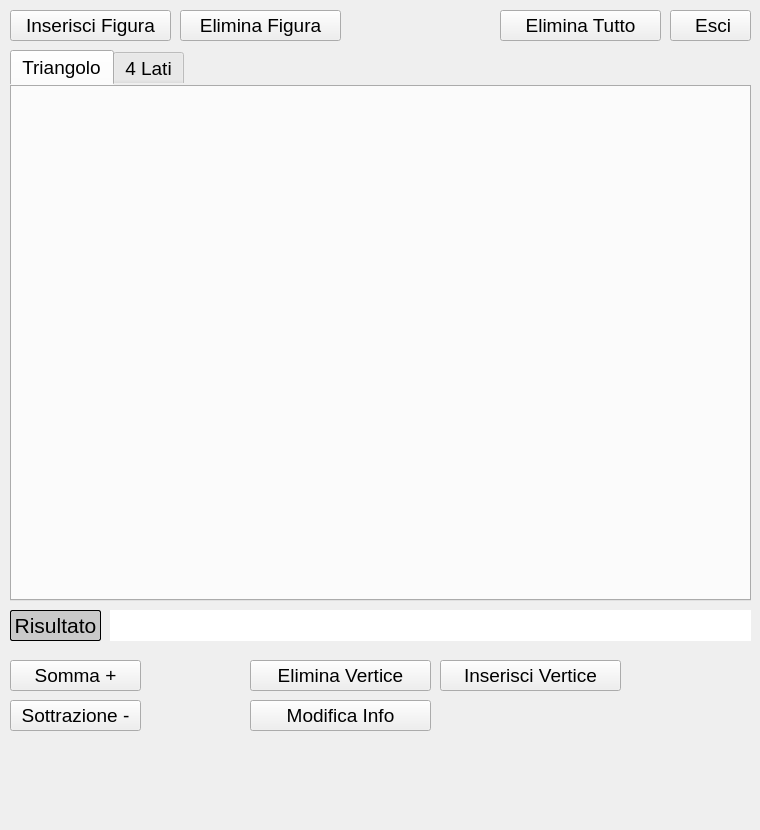
This is Calcolatrice_C++/View/calcolatrice.ui in fm95/Calcolatrice as Qt 5 draws it before an edit. The edited form follows.
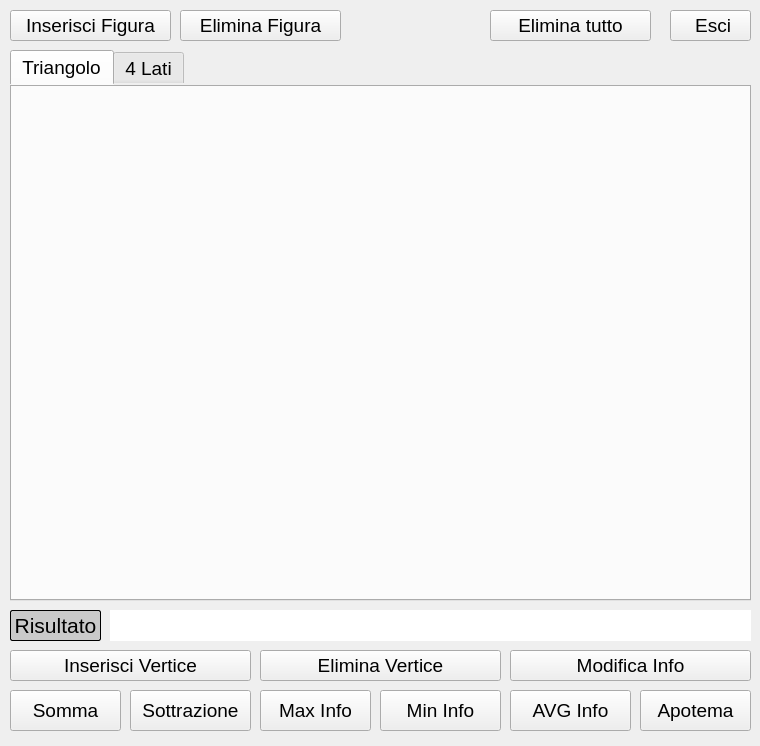
This is the edited form. Icons and pictures are not drawn.

The edit to the form file:
```diff
--- a/Calcolatrice_C++/View/calcolatrice.ui
+++ b/Calcolatrice_C++/View/calcolatrice.ui
@@ -7,7 +7,7 @@
     <x>0</x>
     <y>0</y>
     <width>760</width>
-    <height>830</height>
+    <height>746</height>
    </rect>
   </property>
   <property name="font">
@@ -132,44 +132,6 @@
     <set>Qt::AlignCenter</set>
    </property>
   </widget>
-  <widget class="QPushButton" name="inserisciFigura">
-   <property name="geometry">
-    <rect>
-     <x>10</x>
-     <y>10</y>
-     <width>161</width>
-     <height>31</height>
-    </rect>
-   </property>
-   <property name="font">
-    <font>
-     <pointsize>14</pointsize>
-    </font>
-   </property>
-   <property name="toolTip">
-    <string>Inserisci una nuova figura</string>
-   </property>
-   <property name="layoutDirection">
-    <enum>Qt::LeftToRight</enum>
-   </property>
-   <property name="text">
-    <string>Inserisci Figura</string>
-   </property>
-   <property name="icon">
-    <iconset>
-     <normalon>:/Icone/inserisci.png</normalon>
-    </iconset>
-   </property>
-   <property name="iconSize">
-    <size>
-     <width>25</width>
-     <height>25</height>
-    </size>
-   </property>
-   <property name="autoDefault">
-    <bool>false</bool>
-   </property>
-  </widget>
   <widget class="QLabel" name="labRisultati">
    <property name="geometry">
     <rect>
@@ -205,9 +167,9 @@
    <property name="geometry">
     <rect>
      <x>10</x>
-     <y>660</y>
-     <width>131</width>
-     <height>31</height>
+     <y>690</y>
+     <width>111</width>
+     <height>41</height>
     </rect>
    </property>
    <property name="statusTip">
@@ -217,7 +179,7 @@
     <string comment="Somma campi info" extracomment="Somma campi info"/>
    </property>
    <property name="text">
-    <string>Somma +</string>
+    <string>Somma</string>
    </property>
    <property name="autoDefault">
     <bool>false</bool>
@@ -229,9 +191,9 @@
   <widget class="QPushButton" name="eliminaVertice">
    <property name="geometry">
     <rect>
-     <x>250</x>
-     <y>660</y>
-     <width>181</width>
+     <x>260</x>
+     <y>650</y>
+     <width>241</width>
      <height>31</height>
     </rect>
    </property>
@@ -245,9 +207,9 @@
   <widget class="QPushButton" name="inserisciVertice">
    <property name="geometry">
     <rect>
-     <x>440</x>
-     <y>660</y>
-     <width>181</width>
+     <x>10</x>
+     <y>650</y>
+     <width>241</width>
      <height>31</height>
     </rect>
    </property>
@@ -258,66 +220,6 @@
     <bool>false</bool>
    </property>
   </widget>
-  <widget class="QPushButton" name="eliminaFigura">
-   <property name="geometry">
-    <rect>
-     <x>180</x>
-     <y>10</y>
-     <width>161</width>
-     <height>31</height>
-    </rect>
-   </property>
-   <property name="layoutDirection">
-    <enum>Qt::LeftToRight</enum>
-   </property>
-   <property name="text">
-    <string>Elimina Figura</string>
-   </property>
-   <property name="icon">
-    <iconset>
-     <normalon>:/Icone/delete.png</normalon>
-    </iconset>
-   </property>
-   <property name="iconSize">
-    <size>
-     <width>25</width>
-     <height>25</height>
-    </size>
-   </property>
-   <property name="autoDefault">
-    <bool>false</bool>
-   </property>
-  </widget>
-  <widget class="QPushButton" name="eliminaTutto">
-   <property name="geometry">
-    <rect>
-     <x>500</x>
-     <y>10</y>
-     <width>161</width>
-     <height>31</height>
-    </rect>
-   </property>
-   <property name="layoutDirection">
-    <enum>Qt::LeftToRight</enum>
-   </property>
-   <property name="text">
-    <string>Elimina Tutto</string>
-   </property>
-   <property name="icon">
-    <iconset>
-     <normalon>:/Icone/deleteAll.png</normalon>
-    </iconset>
-   </property>
-   <property name="iconSize">
-    <size>
-     <width>25</width>
-     <height>25</height>
-    </size>
-   </property>
-   <property name="autoDefault">
-    <bool>false</bool>
-   </property>
-  </widget>
   <widget class="QPushButton" name="Esci">
    <property name="geometry">
     <rect>
@@ -351,9 +253,9 @@
   <widget class="QPushButton" name="modificaInfo">
    <property name="geometry">
     <rect>
-     <x>250</x>
-     <y>700</y>
-     <width>181</width>
+     <x>510</x>
+     <y>650</y>
+     <width>241</width>
      <height>31</height>
     </rect>
    </property>
@@ -364,13 +266,86 @@
     <bool>false</bool>
    </property>
   </widget>
+  <widget class="QPushButton" name="MaxInfo">
+   <property name="geometry">
+    <rect>
+     <x>260</x>
+     <y>690</y>
+     <width>111</width>
+     <height>41</height>
+    </rect>
+   </property>
+   <property name="statusTip">
+    <string/>
+   </property>
+   <property name="accessibleName">
+    <string comment="Somma campi info" extracomment="Somma campi info"/>
+   </property>
+   <property name="text">
+    <string>Max Info</string>
+   </property>
+   <property name="autoDefault">
+    <bool>false</bool>
+   </property>
+   <property name="default">
+    <bool>false</bool>
+   </property>
+  </widget>
+  <widget class="QPushButton" name="InserisciFigura">
+   <property name="geometry">
+    <rect>
+     <x>10</x>
+     <y>10</y>
+     <width>161</width>
+     <height>31</height>
+    </rect>
+   </property>
+   <property name="text">
+    <string>Inserisci Figura</string>
+   </property>
+   <property name="autoDefault">
+    <bool>false</bool>
+   </property>
+  </widget>
+  <widget class="QPushButton" name="EliminaFigura">
+   <property name="geometry">
+    <rect>
+     <x>180</x>
+     <y>10</y>
+     <width>161</width>
+     <height>31</height>
+    </rect>
+   </property>
+   <property name="text">
+    <string>Elimina Figura</string>
+   </property>
+   <property name="autoDefault">
+    <bool>false</bool>
+   </property>
+  </widget>
+  <widget class="QPushButton" name="EliminaTutto">
+   <property name="geometry">
+    <rect>
+     <x>490</x>
+     <y>10</y>
+     <width>161</width>
+     <height>31</height>
+    </rect>
+   </property>
+   <property name="text">
+    <string>Elimina tutto</string>
+   </property>
+   <property name="autoDefault">
+    <bool>false</bool>
+   </property>
+  </widget>
   <widget class="QPushButton" name="Sottrazione">
    <property name="geometry">
     <rect>
-     <x>10</x>
-     <y>700</y>
-     <width>131</width>
-     <height>31</height>
+     <x>130</x>
+     <y>690</y>
+     <width>121</width>
+     <height>41</height>
     </rect>
    </property>
    <property name="statusTip">
@@ -380,7 +355,82 @@
     <string comment="Somma campi info" extracomment="Somma campi info"/>
    </property>
    <property name="text">
-    <string>Sottrazione -</string>
+    <string>Sottrazione</string>
+   </property>
+   <property name="autoDefault">
+    <bool>false</bool>
+   </property>
+   <property name="default">
+    <bool>false</bool>
+   </property>
+  </widget>
+  <widget class="QPushButton" name="MinInfo">
+   <property name="geometry">
+    <rect>
+     <x>380</x>
+     <y>690</y>
+     <width>121</width>
+     <height>41</height>
+    </rect>
+   </property>
+   <property name="statusTip">
+    <string/>
+   </property>
+   <property name="accessibleName">
+    <string comment="Somma campi info" extracomment="Somma campi info"/>
+   </property>
+   <property name="text">
+    <string>Min Info</string>
+   </property>
+   <property name="autoDefault">
+    <bool>false</bool>
+   </property>
+   <property name="default">
+    <bool>false</bool>
+   </property>
+  </widget>
+  <widget class="QPushButton" name="AVGInfo">
+   <property name="geometry">
+    <rect>
+     <x>510</x>
+     <y>690</y>
+     <width>121</width>
+     <height>41</height>
+    </rect>
+   </property>
+   <property name="statusTip">
+    <string/>
+   </property>
+   <property name="accessibleName">
+    <string comment="Somma campi info" extracomment="Somma campi info"/>
+   </property>
+   <property name="text">
+    <string>AVG Info</string>
+   </property>
+   <property name="autoDefault">
+    <bool>false</bool>
+   </property>
+   <property name="default">
+    <bool>false</bool>
+   </property>
+  </widget>
+  <widget class="QPushButton" name="Apotema">
+   <property name="geometry">
+    <rect>
+     <x>640</x>
+     <y>690</y>
+     <width>111</width>
+     <height>41</height>
+    </rect>
+   </property>
+   <property name="statusTip">
+    <string/>
+   </property>
+   <property name="accessibleName">
+    <string comment="Somma campi info" extracomment="Somma campi info"/>
+   </property>
+   <property name="text">
+    <string>Apotema</string>
    </property>
    <property name="autoDefault">
     <bool>false</bool>
```
